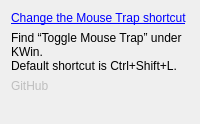
First picture: the form in contents/ui/config.ui, repository Vaithre/MouseTrap, before the edit.
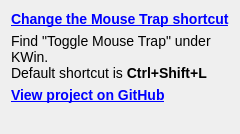
Second picture: the form after the edit. Icons and pictures are not drawn.

What changed in the file:
```diff
--- a/contents/ui/config.ui
+++ b/contents/ui/config.ui
@@ -12,7 +12,7 @@
    <item>
     <widget class="QLabel" name="shortcutLink">
      <property name="text">
-      <string>&lt;a href=&quot;systemsettings://kcm_keys/kwin&quot;&gt;Change the Mouse Trap shortcut&lt;/a&gt;</string>
+      <string>&lt;big&gt;&lt;a href=&quot;systemsettings://kcm_keys/kwin&quot;&gt;&lt;b&gt;Change the Mouse Trap shortcut&lt;/b&gt;&lt;/a&gt;&lt;/big&gt;</string>
      </property>
      <property name="openExternalLinks">
       <bool>true</bool>
@@ -27,7 +27,7 @@
      <item>
       <widget class="QLabel" name="instructions">
        <property name="text">
-        <string>Find “Toggle Mouse Trap” under KWin.</string>
+        <string>&lt;big&gt;Find "Toggle Mouse Trap" under KWin.&lt;/big&gt;</string>
        </property>
        <property name="wordWrap">
         <bool>true</bool>
@@ -37,7 +37,7 @@
      <item>
       <widget class="QLabel" name="defaultShortcut">
        <property name="text">
-        <string>Default shortcut is Ctrl+Shift+L.</string>
+        <string>&lt;big&gt;Default shortcut is &lt;b&gt;Ctrl+Shift+L&lt;/b&gt;&lt;/big&gt;</string>
        </property>
        <property name="wordWrap">
         <bool>true</bool>
@@ -48,11 +48,8 @@
    </item>
    <item>
     <widget class="QLabel" name="githubLink">
-     <property name="enabled">
-      <bool>false</bool>
-     </property>
      <property name="text">
-      <string>GitHub</string>
+      <string>&lt;big&gt;&lt;a href=&quot;https://github.com/Vaithre/MouseTrap&quot;&gt;&lt;b&gt;View project on GitHub&lt;/b&gt;&lt;/a&gt;&lt;/big&gt;</string>
      </property>
      <property name="wordWrap">
       <bool>true</bool>
```
